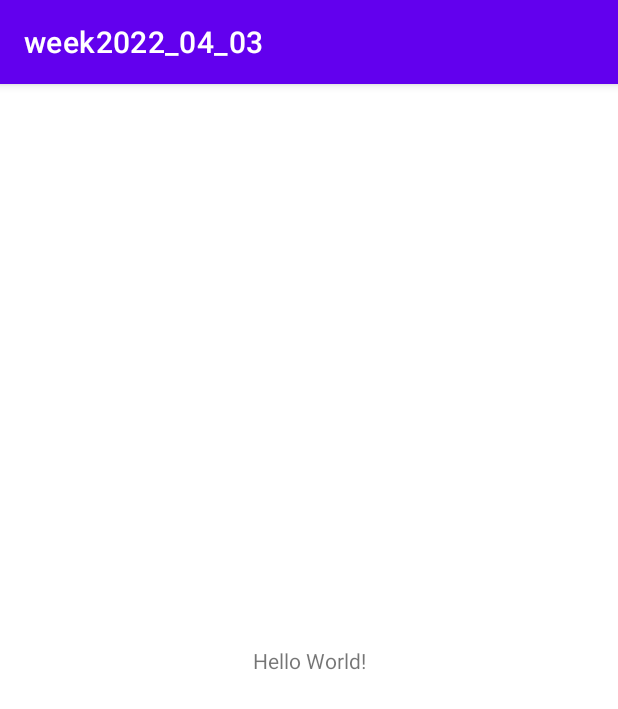
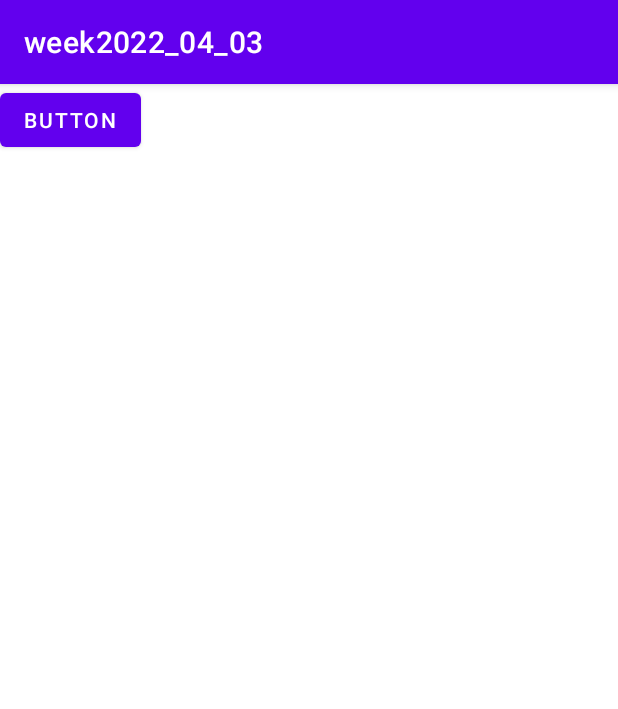
Before and after one commit to mckasap/week2022_04_03, an Android app: the screen it shows after launch (MainActivity), on a phone screen of 412 x 824 dp. Shown: the top 709 px of the screen. Run offline under Robolectric (Android 15) with nearby library versions, the phone set to English and light mode, and no system bars.

Commit message:
İkinci Push

```diff
--- a/app/src/main/res/layout/activity_main.xml
+++ b/app/src/main/res/layout/activity_main.xml
@@ -6,13 +6,11 @@
     android:layout_height="match_parent"
     tools:context=".MainActivity">
 
-    <TextView
+    <Button
+        android:id="@+id/button"
         android:layout_width="wrap_content"
         android:layout_height="wrap_content"
-        android:text="Hello World!"
-        app:layout_constraintBottom_toBottomOf="parent"
-        app:layout_constraintLeft_toLeftOf="parent"
-        app:layout_constraintRight_toRightOf="parent"
-        app:layout_constraintTop_toTopOf="parent" />
-
+        android:text="Button"
+        tools:layout_editor_absoluteX="72dp"
+        tools:layout_editor_absoluteY="81dp" />
 </androidx.constraintlayout.widget.ConstraintLayout>
--- /dev/null
+++ b/app/src/main/res/menu/menucontext.xml
@@ -0,0 +1,10 @@
+<?xml version="1.0" encoding="utf-8"?>
+<menu xmlns:android="http://schemas.android.com/apk/res/android"
+    android:layout_width="match_parent"
+    android:layout_height="match_parent">
+
+    <item android:title="secenek 1" android:id="@+id/item1" > </item>
+    <item android:title="secenek 2" android:id="@+id/item2" > </item>
+    <item android:title="secenek 3" android:id="@+id/item3" > </item>
+    <item android:title="secenek 4" android:id="@+id/item4" > </item>
+</menu>
```
Also changed, not shown: app/src/main/java/com/example/week2022_04_03/MainActivity.java (+46 -1 lines).
